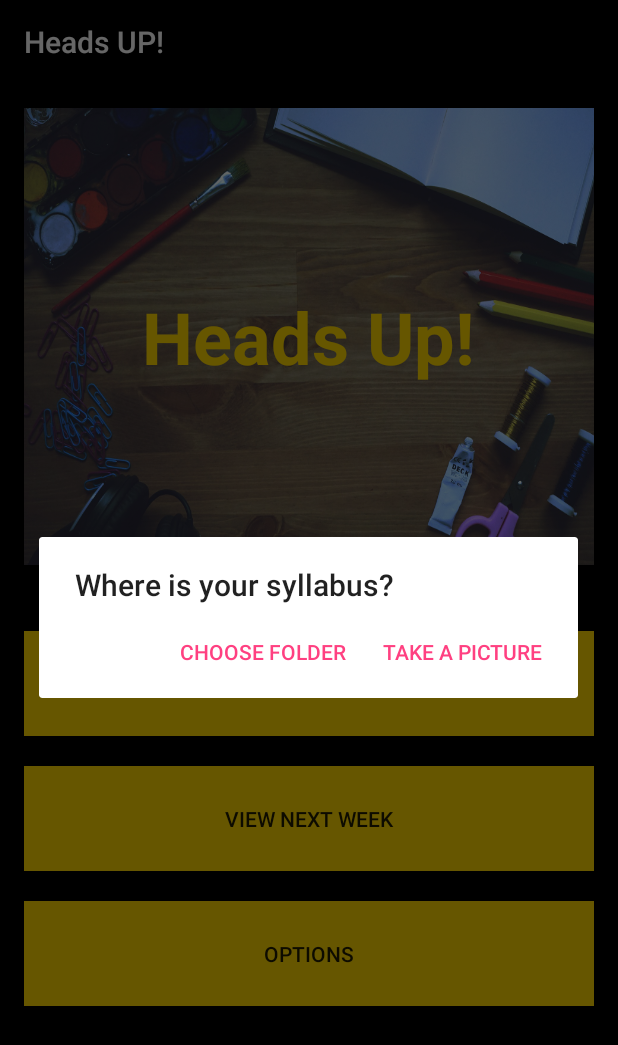
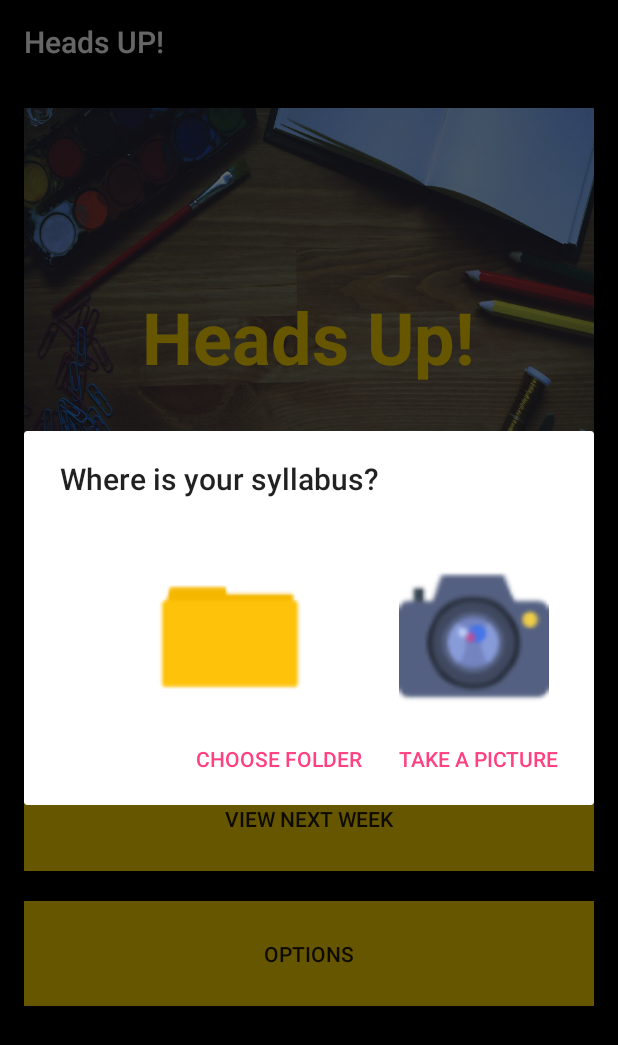
Before and after one commit to skywalker45/HeadsUP, an Android app: the screen it shows after launch (MainActivity), after a tap on "READ SYLLABUS", on a phone screen of 412 x 824 dp. Shown: the top 1045 px of the screen. Run offline under Robolectric (Android 15) with nearby library versions, the phone set to English and light mode, and no system bars.

Commit message:
new dialog fancy mode -blake

```diff
--- a/app/src/main/java/com/example/danie/headsup/MainActivity.java
+++ b/app/src/main/java/com/example/danie/headsup/MainActivity.java
@@ -7,6 +7,7 @@ import android.content.Intent;
 import android.support.v7.app.AppCompatActivity;
 import android.os.Bundle;
 import android.util.Log;
+import android.view.LayoutInflater;
 import android.view.View;
 import android.widget.Button;
 
@@ -47,7 +48,10 @@ public class MainActivity extends AppCompatActivity {
 
     public void askquestion() {
         AlertDialog.Builder alert = new AlertDialog.Builder(this);
+        LayoutInflater factory = LayoutInflater.from(this);
         alert.setTitle("Where is your syllabus?");
+        final View view = factory.inflate(R.layout.layout_dialog, null);
+        alert.setView(view);
         // alert.setMessage("Message");
 
         alert.setPositiveButton("Take a picture", new DialogInterface.OnClickListener() {
--- a/app/src/main/res/drawable-xxhdpi/listview_item_border.xml
+++ b/app/src/main/res/drawable-xxhdpi/listview_item_border.xml
@@ -5,4 +5,5 @@
             <stroke android:color="@color/White" android:width="1dp"/>
         </shape>
     </item>
+
 </selector>
--- /dev/null
+++ b/app/src/main/res/layout/layout_dialog.xml
@@ -0,0 +1,25 @@
+<?xml version="1.0" encoding="utf-8"?>
+<RelativeLayout xmlns:android="http://schemas.android.com/apk/res/android"
+    android:layout_width="match_parent" android:layout_height="match_parent">
+
+    <ImageView
+        android:id="@+id/imageView"
+        android:layout_width="100dp"
+        android:layout_height="100dp"
+        android:src="@drawable/file"
+        android:layout_marginStart="87dp"
+        android:layout_alignTop="@+id/imageView2"
+        android:layout_alignParentStart="true" />
+
+    <ImageView
+        android:id="@+id/imageView2"
+        android:layout_width="100dp"
+        android:layout_height="100dp"
+        android:layout_marginLeft="291dp"
+        android:src="@drawable/camera"
+        android:layout_marginEnd="30dp"
+        android:layout_marginTop="42dp"
+        android:layout_alignParentTop="true"
+        android:layout_alignParentEnd="true" />
+
+</RelativeLayout>
```
Also changed, not shown: app/src/main/res/drawable/camera.png (added), app/src/main/res/drawable/file.png (added).
